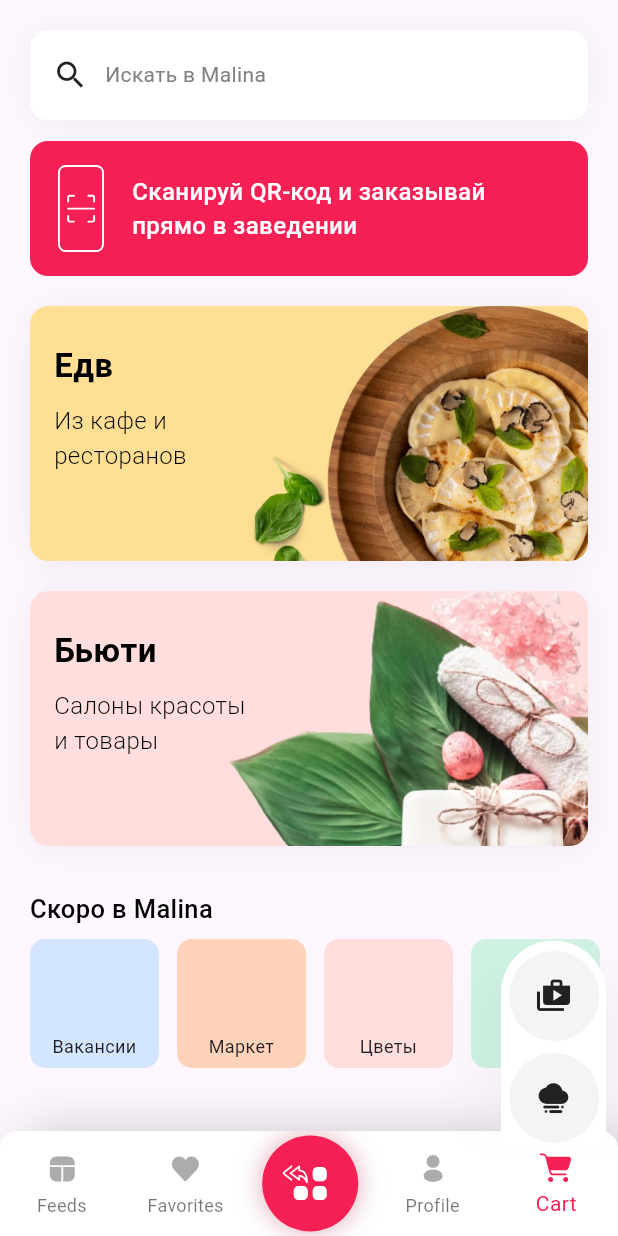
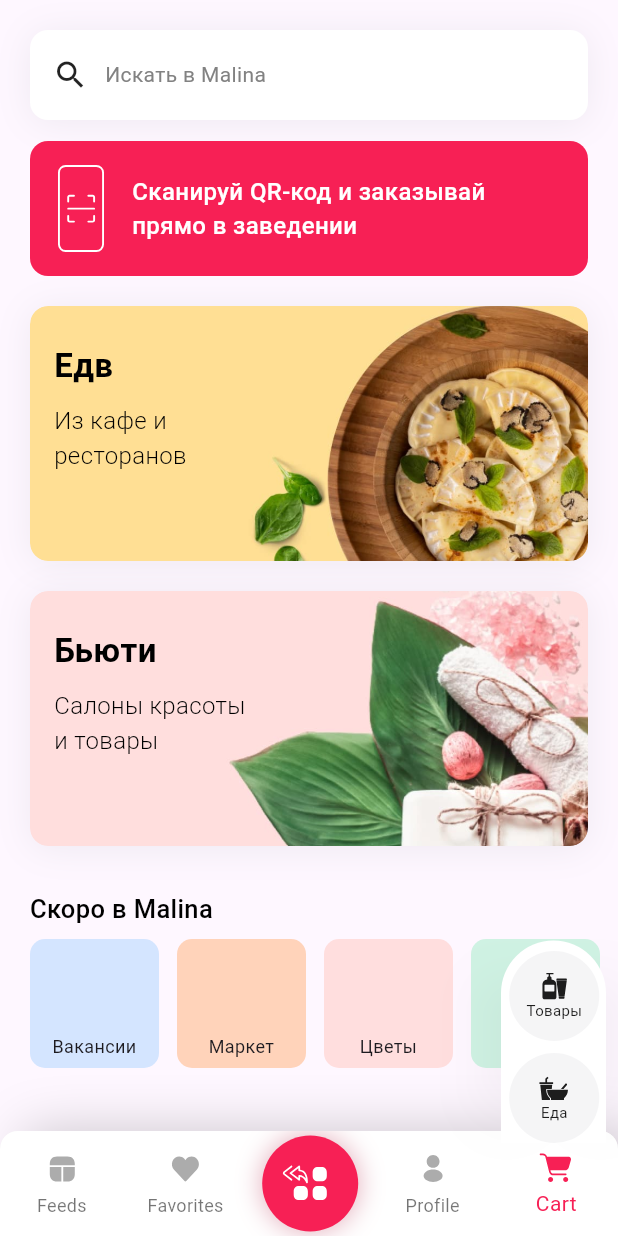
Before and after one commit to sultanmyrza/malina-consumer-app, a Flutter app: the screen it shows after launch, item 5 of the bottom bar chosen, on a phone screen of 412 x 824 dp. Run offline on Flutter 3.47's test engine with Material 3 defaults, Android fonts, the phone set to English and light mode, and no system bars; our stand-ins replace flutter_svg, rxdart; missing offline and left inert: mobile_scanner; Roboto replaces fonts that are missing (SF Pro Display).

Commit message:
WIP: refactor expanding icon to match figma desing.

```diff
--- a/lib/features/home/widget/custom_overlay_bottom_sheet.dart
+++ b/lib/features/home/widget/custom_overlay_bottom_sheet.dart
@@ -1,8 +1,9 @@
 import 'package:flutter/material.dart';
 import 'package:malina_consumer_app/features/home/widget/custom_overlay_bottom_sheet_painter.dart';
+import 'package:malina_consumer_app/features/home/widget/malina_custom_svg_icons.dart';
 
 import '../home_page.dart';
-import 'custom_overlay_bottom_sheet_items.dart';
+import 'custom_overlay_bottom_sheet_item.dart';
 
 class CustomOverlayBottomSheet extends StatefulWidget {
   final bool isExpanded;
@@ -61,7 +62,12 @@ class _CustomOverlayBottomSheetState extends State<CustomOverlayBottomSheet> {
               onTap: () {
                 widget.onSelect?.call(CartPageSubCarts.foodsCart);
               },
-              child: const TmpIcon(icon: Icons.foggy),
+              child: const CustomOverlayBottomSheetItem(
+                text: "Еда",
+                child: MalinaIcon(
+                  MalinIcons.food,
+                ),
+              ),
             ),
           ),
         ),
@@ -78,7 +84,12 @@ class _CustomOverlayBottomSheetState extends State<CustomOverlayBottomSheet> {
               onTap: () {
                 widget.onSelect?.call(CartPageSubCarts.goodsCart);
               },
-              child: const TmpIcon(icon: Icons.shop_2),
+              child: const CustomOverlayBottomSheetItem(
+                text: "Товары",
+                child: MalinaIcon(
+                  MalinIcons.cosmetic,
+                ),
+              ),
             ),
           ),
         ),
--- /dev/null
+++ b/lib/features/home/widget/custom_overlay_bottom_sheet_item.dart
@@ -0,0 +1,44 @@
+import 'package:flutter/material.dart';
+import 'package:malina_consumer_app/theme/colors.dart';
+
+class CustomOverlayBottomSheetItem extends StatelessWidget {
+  final String text;
+  final Widget child;
+
+  const CustomOverlayBottomSheetItem({
+    super.key,
+    required this.child,
+    required this.text,
+  });
+
+  @override
+  Widget build(BuildContext context) {
+    return Container(
+      width: 60,
+      height: 60,
+      clipBehavior: Clip.antiAlias,
+      decoration: ShapeDecoration(
+        color: AppColors.softGrey,
+        shape: RoundedRectangleBorder(
+          borderRadius: BorderRadius.circular(30),
+        ),
+      ),
+      child: Column(
+        mainAxisAlignment: MainAxisAlignment.center,
+        children: [
+          SizedBox(height: 20, width: 20, child: child),
+          Text(
+            text,
+            style: const TextStyle(
+              color: Color(0xFF1D1D1D),
+              fontSize: 10,
+              fontFamily: 'SF Pro Display',
+              fontWeight: FontWeight.w400,
+              height: 0,
+            ),
+          ),
+        ],
+      ),
+    );
+  }
+}
--- a/lib/features/home/widget/custom_overlay_bottom_sheet_items.dart
+++ /dev/null
@@ -1,32 +0,0 @@
-import 'package:flutter/material.dart';
-
-class TmpIcon extends StatelessWidget {
-  final IconData icon;
-
-  const TmpIcon({
-    super.key,
-    required this.icon,
-  });
-
-  @override
-  Widget build(BuildContext context) {
-    return Container(
-      width: 60,
-      height: 60,
-      padding: const EdgeInsets.only(
-        top: 14,
-        left: 13,
-        right: 14,
-        bottom: 14,
-      ),
-      clipBehavior: Clip.antiAlias,
-      decoration: ShapeDecoration(
-        color: Color(0xFFF4F4F5),
-        shape: RoundedRectangleBorder(
-          borderRadius: BorderRadius.circular(30),
-        ),
-      ),
-      child: Icon(icon),
-    );
-  }
-}
```
